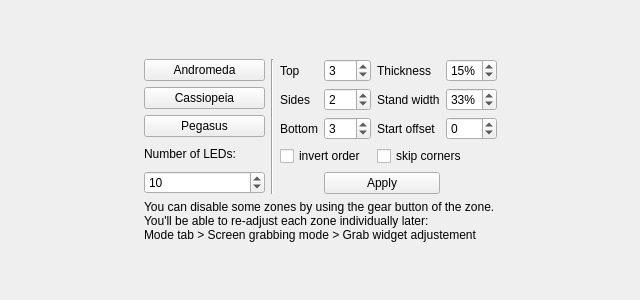
Before: the Qt Designer form Software/src/wizard/ZonePlacementPage.ui in woodenshark/Lightpack, drawn with Qt 5.
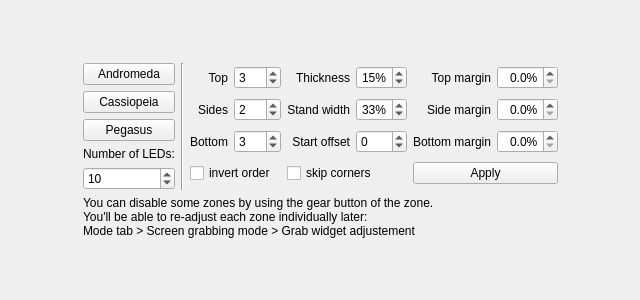
After: the same form once the commit is applied. Icons and pictures are not drawn.

Commit message: zone placement page: top/side/bottom margins

```diff
--- a/Software/src/wizard/ZonePlacementPage.ui
+++ b/Software/src/wizard/ZonePlacementPage.ui
@@ -108,31 +108,7 @@
       </widget>
      </item>
      <item>
-      <layout class="QGridLayout" name="gridLayout_2">
-       <item row="2" column="0">
-        <widget class="QLabel" name="label_3">
-         <property name="text">
-          <string>Sides</string>
-         </property>
-        </widget>
-       </item>
-       <item row="1" column="1">
-        <widget class="QSpinBox" name="sbTopLeds">
-         <property name="maximum">
-          <number>999</number>
-         </property>
-         <property name="value">
-          <number>3</number>
-         </property>
-        </widget>
-       </item>
-       <item row="2" column="2">
-        <widget class="QLabel" name="label_6">
-         <property name="text">
-          <string>Stand width</string>
-         </property>
-        </widget>
-       </item>
+      <layout class="QGridLayout" name="gridLayout_2" columnstretch="0,0,0,0,0,0">
        <item row="4" column="0" colspan="2">
         <widget class="QCheckBox" name="cbInvertOrder">
          <property name="text">
@@ -140,13 +116,6 @@
          </property>
         </widget>
        </item>
-       <item row="3" column="0">
-        <widget class="QLabel" name="label_4">
-         <property name="text">
-          <string>Bottom</string>
-         </property>
-        </widget>
-       </item>
        <item row="3" column="1">
         <widget class="QSpinBox" name="sbBottomLeds">
          <property name="maximum">
@@ -162,26 +131,16 @@
          <property name="text">
           <string>Thickness</string>
          </property>
-        </widget>
-       </item>
-       <item row="1" column="3">
-        <widget class="QSpinBox" name="sbThickness">
-         <property name="suffix">
-          <string>%</string>
-         </property>
-         <property name="minimum">
-          <number>1</number>
-         </property>
-         <property name="maximum">
-          <number>50</number>
-         </property>
-         <property name="value">
-          <number>15</number>
+         <property name="alignment">
+          <set>Qt::AlignRight|Qt::AlignTrailing|Qt::AlignVCenter</set>
          </property>
         </widget>
        </item>
        <item row="2" column="3">
         <widget class="QSpinBox" name="sbStandWidth">
+         <property name="alignment">
+          <set>Qt::AlignRight|Qt::AlignTrailing|Qt::AlignVCenter</set>
+         </property>
          <property name="suffix">
           <string>%</string>
          </property>
@@ -195,6 +154,105 @@
          <property name="text">
           <string>Top</string>
          </property>
+         <property name="alignment">
+          <set>Qt::AlignRight|Qt::AlignTrailing|Qt::AlignVCenter</set>
+         </property>
+        </widget>
+       </item>
+       <item row="1" column="4">
+        <widget class="QLabel" name="label_9">
+         <property name="text">
+          <string>Top margin</string>
+         </property>
+         <property name="alignment">
+          <set>Qt::AlignRight|Qt::AlignTrailing|Qt::AlignVCenter</set>
+         </property>
+        </widget>
+       </item>
+       <item row="3" column="0">
+        <widget class="QLabel" name="label_4">
+         <property name="text">
+          <string>Bottom</string>
+         </property>
+         <property name="alignment">
+          <set>Qt::AlignRight|Qt::AlignTrailing|Qt::AlignVCenter</set>
+         </property>
+        </widget>
+       </item>
+       <item row="1" column="3">
+        <widget class="QSpinBox" name="sbThickness">
+         <property name="alignment">
+          <set>Qt::AlignRight|Qt::AlignTrailing|Qt::AlignVCenter</set>
+         </property>
+         <property name="suffix">
+          <string>%</string>
+         </property>
+         <property name="minimum">
+          <number>1</number>
+         </property>
+         <property name="maximum">
+          <number>50</number>
+         </property>
+         <property name="value">
+          <number>15</number>
+         </property>
+        </widget>
+       </item>
+       <item row="2" column="0">
+        <widget class="QLabel" name="label_3">
+         <property name="text">
+          <string>Sides</string>
+         </property>
+         <property name="alignment">
+          <set>Qt::AlignRight|Qt::AlignTrailing|Qt::AlignVCenter</set>
+         </property>
+        </widget>
+       </item>
+       <item row="2" column="2">
+        <widget class="QLabel" name="label_6">
+         <property name="text">
+          <string>Stand width</string>
+         </property>
+         <property name="alignment">
+          <set>Qt::AlignRight|Qt::AlignTrailing|Qt::AlignVCenter</set>
+         </property>
+        </widget>
+       </item>
+       <item row="4" column="2" colspan="2">
+        <widget class="QCheckBox" name="checkBox_skipCorners">
+         <property name="text">
+          <string>skip corners</string>
+         </property>
+        </widget>
+       </item>
+       <item row="3" column="3">
+        <widget class="QSpinBox" name="sbNumberingOffset">
+         <property name="minimum">
+          <number>-999</number>
+         </property>
+         <property name="maximum">
+          <number>999</number>
+         </property>
+        </widget>
+       </item>
+       <item row="3" column="2">
+        <widget class="QLabel" name="label_7">
+         <property name="text">
+          <string>Start offset</string>
+         </property>
+         <property name="alignment">
+          <set>Qt::AlignRight|Qt::AlignTrailing|Qt::AlignVCenter</set>
+         </property>
+        </widget>
+       </item>
+       <item row="1" column="1">
+        <widget class="QSpinBox" name="sbTopLeds">
+         <property name="maximum">
+          <number>999</number>
+         </property>
+         <property name="value">
+          <number>3</number>
+         </property>
         </widget>
        </item>
        <item row="2" column="1">
@@ -207,34 +265,84 @@
          </property>
         </widget>
        </item>
-       <item row="5" column="1" colspan="2">
+       <item row="2" column="4">
+        <widget class="QLabel" name="label_10">
+         <property name="text">
+          <string>Side margin</string>
+         </property>
+         <property name="alignment">
+          <set>Qt::AlignRight|Qt::AlignTrailing|Qt::AlignVCenter</set>
+         </property>
+        </widget>
+       </item>
+       <item row="3" column="4">
+        <widget class="QLabel" name="label_11">
+         <property name="text">
+          <string>Bottom margin</string>
+         </property>
+         <property name="alignment">
+          <set>Qt::AlignRight|Qt::AlignTrailing|Qt::AlignVCenter</set>
+         </property>
+        </widget>
+       </item>
+       <item row="4" column="4" colspan="2">
         <widget class="QPushButton" name="pbApply">
          <property name="text">
           <string>Apply</string>
          </property>
         </widget>
        </item>
-       <item row="3" column="2">
-        <widget class="QLabel" name="label_7">
-         <property name="text">
-          <string>Start offset</string>
+       <item row="1" column="5">
+        <widget class="QDoubleSpinBox" name="doubleSpinBox_topMargin">
+         <property name="alignment">
+          <set>Qt::AlignRight|Qt::AlignTrailing|Qt::AlignVCenter</set>
          </property>
+         <property name="suffix">
+          <string>%</string>
+         </property>
+         <property name="decimals">
+          <number>1</number>
+         </property>
+         <property name="maximum">
+          <double>40.000000000000000</double>
+         </property>
+         <property name="singleStep">
+          <double>0.500000000000000</double>
+         </property>
         </widget>
        </item>
-       <item row="3" column="3">
-        <widget class="QSpinBox" name="sbNumberingOffset">
-         <property name="minimum">
-          <number>-999</number>
+       <item row="2" column="5">
+        <widget class="QDoubleSpinBox" name="doubleSpinBox_sideMargin">
+         <property name="alignment">
+          <set>Qt::AlignRight|Qt::AlignTrailing|Qt::AlignVCenter</set>
          </property>
+         <property name="suffix">
+          <string>%</string>
+         </property>
+         <property name="decimals">
+          <number>1</number>
+         </property>
          <property name="maximum">
-          <number>999</number>
+          <double>40.000000000000000</double>
          </property>
         </widget>
        </item>
-       <item row="4" column="2" colspan="2">
-        <widget class="QCheckBox" name="checkBox_skipCorners">
-         <property name="text">
-          <string>skip corners</string>
+       <item row="3" column="5">
+        <widget class="QDoubleSpinBox" name="doubleSpinBox_bottomMargin">
+         <property name="alignment">
+          <set>Qt::AlignRight|Qt::AlignTrailing|Qt::AlignVCenter</set>
+         </property>
+         <property name="suffix">
+          <string>%</string>
+         </property>
+         <property name="decimals">
+          <number>1</number>
+         </property>
+         <property name="maximum">
+          <double>40.000000000000000</double>
+         </property>
+         <property name="singleStep">
+          <double>0.500000000000000</double>
          </property>
         </widget>
        </item>
```
Left out of the diff: 3 changed lines with no effect on the pictures. The commit also changes 2 other files.
